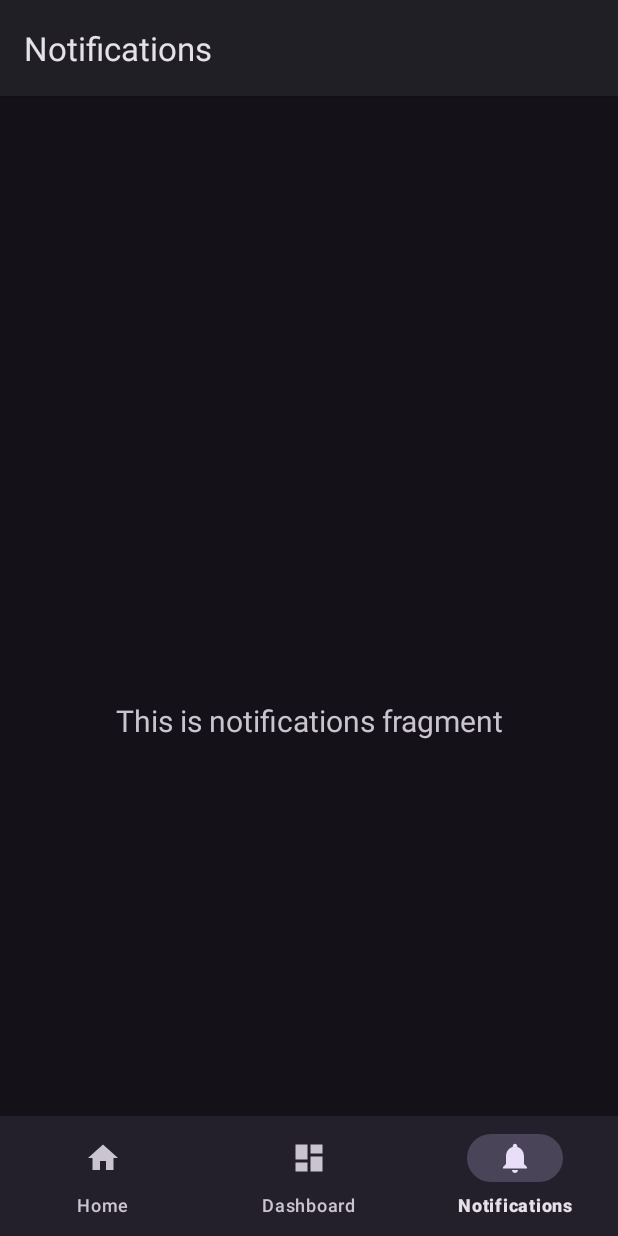
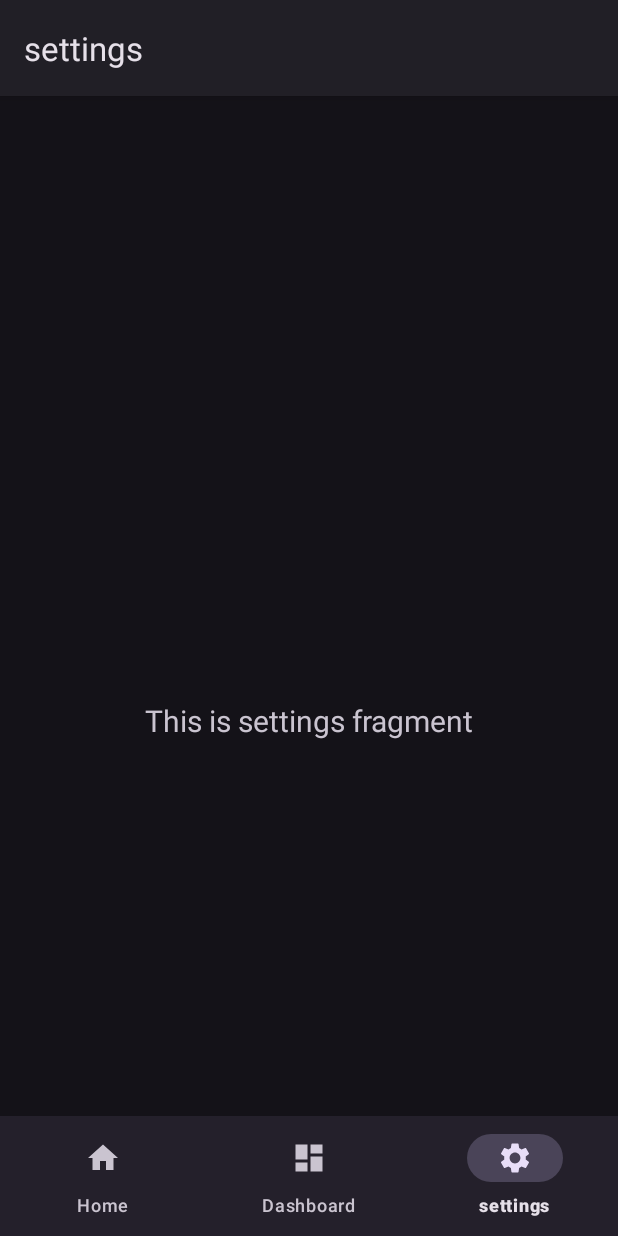
Before and after one commit to jaysstewart/CupholderJava, an Android app: the screen it shows after launch (MainActivity), item 3 of the bottom bar chosen, on a phone screen of 412 x 824 dp. Run offline under Robolectric (Android 15) with nearby library versions, the phone set to English and light mode, and no system bars; our stand-ins replace navigation-ui.

Commit message:
Refactored notifications to settings

```diff
--- a/app/src/main/java/com/example/cupholderjava/MainActivity.java
+++ b/app/src/main/java/com/example/cupholderjava/MainActivity.java
@@ -27,7 +27,7 @@ public class MainActivity extends AppCompatActivity {
         // Passing each menu ID as a set of Ids because each
         // menu should be considered as top level destinations.
         AppBarConfiguration appBarConfiguration = new AppBarConfiguration.Builder(
-                R.id.navigation_home, R.id.navigation_dashboard, R.id.navigation_notifications)
+                R.id.navigation_home, R.id.navigation_dashboard, R.id.navigation_settings)
                 .build();
         NavController navController = Navigation.findNavController(this, R.id.nav_host_fragment_activity_main);
         NavigationUI.setupActionBarWithNavController(this, navController, appBarConfiguration);
--- a/app/src/main/java/com/example/cupholderjava/ui/notifications/NotificationsFragment.java
+++ /dev/null
@@ -1,37 +0,0 @@
-package com.example.cupholderjava.ui.notifications;
-
-import android.os.Bundle;
-import android.view.LayoutInflater;
-import android.view.View;
-import android.view.ViewGroup;
-import android.widget.TextView;
-
-import androidx.annotation.NonNull;
-import androidx.fragment.app.Fragment;
-import androidx.lifecycle.ViewModelProvider;
-
-import com.example.cupholderjava.databinding.FragmentNotificationsBinding;
-
-public class NotificationsFragment extends Fragment {
-
-    private FragmentNotificationsBinding binding;
-
-    public View onCreateView(@NonNull LayoutInflater inflater,
-                             ViewGroup container, Bundle savedInstanceState) {
-        NotificationsViewModel notificationsViewModel =
-                new ViewModelProvider(this).get(NotificationsViewModel.class);
-
-        binding = FragmentNotificationsBinding.inflate(inflater, container, false);
-        View root = binding.getRoot();
-
-        final TextView textView = binding.textNotifications;
-        notificationsViewModel.getText().observe(getViewLifecycleOwner(), textView::setText);
-        return root;
-    }
-
-    @Override
-    public void onDestroyView() {
-        super.onDestroyView();
-        binding = null;
-    }
-}
--- /dev/null
+++ b/app/src/main/java/com/example/cupholderjava/ui/settings/SettingsFragment.java
@@ -0,0 +1,37 @@
+package com.example.cupholderjava.ui.settings;
+
+import android.os.Bundle;
+import android.view.LayoutInflater;
+import android.view.View;
+import android.view.ViewGroup;
+import android.widget.TextView;
+
+import androidx.annotation.NonNull;
+import androidx.fragment.app.Fragment;
+import androidx.lifecycle.ViewModelProvider;
+
+import com.example.cupholderjava.databinding.FragmentSettingsBinding;
+
+public class SettingsFragment extends Fragment {
+
+    private FragmentSettingsBinding binding;
+
+    public View onCreateView(@NonNull LayoutInflater inflater,
+                             ViewGroup container, Bundle savedInstanceState) {
+        SettingsViewModel settingsViewModel =
+                new ViewModelProvider(this).get(SettingsViewModel.class);
+
+        binding = FragmentSettingsBinding.inflate(inflater, container, false);
+        View root = binding.getRoot();
+
+        final TextView textView = binding.textSettings;
+        settingsViewModel.getText().observe(getViewLifecycleOwner(), textView::setText);
+        return root;
+    }
+
+    @Override
+    public void onDestroyView() {
+        super.onDestroyView();
+        binding = null;
+    }
+}
--- a/app/src/main/java/com/example/cupholderjava/ui/notifications/NotificationsViewModel.java
+++ b/app/src/main/java/com/example/cupholderjava/ui/settings/SettingsViewModel.java
@@ -1,16 +1,16 @@
-package com.example.cupholderjava.ui.notifications;
+package com.example.cupholderjava.ui.settings;
 
 import androidx.lifecycle.LiveData;
 import androidx.lifecycle.MutableLiveData;
 import androidx.lifecycle.ViewModel;
 
-public class NotificationsViewModel extends ViewModel {
+public class SettingsViewModel extends ViewModel {
 
     private final MutableLiveData<String> mText;
 
-    public NotificationsViewModel() {
+    public SettingsViewModel() {
         mText = new MutableLiveData<>();
-        mText.setValue("This is notifications fragment");
+        mText.setValue("This is settings fragment");
     }
 
     public LiveData<String> getText() {
--- /dev/null
+++ b/app/src/main/res/drawable/ic_baseline_settings_24.xml
@@ -0,0 +1,5 @@
+<vector android:height="24dp" android:tint="#000000"
+    android:viewportHeight="24" android:viewportWidth="24"
+    android:width="24dp" xmlns:android="http://schemas.android.com/apk/res/android">
+    <path android:fillColor="@android:color/white" android:pathData="M19.14,12.94c0.04,-0.3 0.06,-0.61 0.06,-0.94c0,-0.32 -0.02,-0.64 -0.07,-0.94l2.03,-1.58c0.18,-0.14 0.23,-0.41 0.12,-0.61l-1.92,-3.32c-0.12,-0.22 -0.37,-0.29 -0.59,-0.22l-2.39,0.96c-0.5,-0.38 -1.03,-0.7 -1.62,-0.94L14.4,2.81c-0.04,-0.24 -0.24,-0.41 -0.48,-0.41h-3.84c-0.24,0 -0.43,0.17 -0.47,0.41L9.25,5.35C8.66,5.59 8.12,5.92 7.63,6.29L5.24,5.33c-0.22,-0.08 -0.47,0 -0.59,0.22L2.74,8.87C2.62,9.08 2.66,9.34 2.86,9.48l2.03,1.58C4.84,11.36 4.8,11.69 4.8,12s0.02,0.64 0.07,0.94l-2.03,1.58c-0.18,0.14 -0.23,0.41 -0.12,0.61l1.92,3.32c0.12,0.22 0.37,0.29 0.59,0.22l2.39,-0.96c0.5,0.38 1.03,0.7 1.62,0.94l0.36,2.54c0.05,0.24 0.24,0.41 0.48,0.41h3.84c0.24,0 0.44,-0.17 0.47,-0.41l0.36,-2.54c0.59,-0.24 1.13,-0.56 1.62,-0.94l2.39,0.96c0.22,0.08 0.47,0 0.59,-0.22l1.92,-3.32c0.12,-0.22 0.07,-0.47 -0.12,-0.61L19.14,12.94zM12,15.6c-1.98,0 -3.6,-1.62 -3.6,-3.6s1.62,-3.6 3.6,-3.6s3.6,1.62 3.6,3.6S13.98,15.6 12,15.6z"/>
+</vector>
--- a/app/src/main/res/drawable/ic_notifications_black_24dp.xml
+++ /dev/null
@@ -1,9 +0,0 @@
-<vector xmlns:android="http://schemas.android.com/apk/res/android"
-    android:width="24dp"
-    android:height="24dp"
-    android:viewportWidth="24.0"
-    android:viewportHeight="24.0">
-    <path
-        android:fillColor="#FF000000"
-        android:pathData="M12,22c1.1,0 2,-0.9 2,-2h-4c0,1.1 0.89,2 2,2zM18,16v-5c0,-3.07 -1.64,-5.64 -4.5,-6.32L13.5,4c0,-0.83 -0.67,-1.5 -1.5,-1.5s-1.5,0.67 -1.5,1.5v0.68C7.63,5.36 6,7.92 6,11v5l-2,2v1h16v-1l-2,-2z" />
-</vector>
--- a/app/src/main/res/layout/fragment_notifications.xml
+++ b/app/src/main/res/layout/fragment_settings.xml
@@ -4,10 +4,10 @@
     xmlns:tools="http://schemas.android.com/tools"
     android:layout_width="match_parent"
     android:layout_height="match_parent"
-    tools:context=".ui.notifications.NotificationsFragment">
+    tools:context=".ui.settings.SettingsFragment">
 
     <TextView
-        android:id="@+id/text_notifications"
+        android:id="@+id/text_settings"
         android:layout_width="match_parent"
         android:layout_height="wrap_content"
         android:layout_marginStart="8dp"
--- a/app/src/main/res/menu/bottom_nav_menu.xml
+++ b/app/src/main/res/menu/bottom_nav_menu.xml
@@ -12,8 +12,8 @@
         android:title="@string/title_dashboard" />
 
     <item
-        android:id="@+id/navigation_notifications"
-        android:icon="@drawable/ic_notifications_black_24dp"
-        android:title="@string/title_notifications" />
+        android:id="@+id/navigation_settings"
+        android:icon="@drawable/ic_baseline_settings_24"
+        android:title="@string/title_settings" />
 
 </menu>
--- a/app/src/main/res/navigation/mobile_navigation.xml
+++ b/app/src/main/res/navigation/mobile_navigation.xml
@@ -18,8 +18,8 @@
         tools:layout="@layout/fragment_dashboard" />
 
     <fragment
-        android:id="@+id/navigation_notifications"
-        android:name="com.example.cupholderjava.ui.notifications.NotificationsFragment"
-        android:label="@string/title_notifications"
-        tools:layout="@layout/fragment_notifications" />
+        android:id="@+id/navigation_settings"
+        android:name="com.example.cupholderjava.ui.settings.SettingsFragment"
+        android:label="@string/title_settings"
+        tools:layout="@layout/fragment_settings" />
 </navigation>
--- a/app/src/main/res/values/strings.xml
+++ b/app/src/main/res/values/strings.xml
@@ -2,5 +2,5 @@
     <string name="app_name">CupholderJava</string>
     <string name="title_home">Home</string>
     <string name="title_dashboard">Dashboard</string>
-    <string name="title_notifications">Notifications</string>
+    <string name="title_settings">settings</string>
 </resources>
--- a/build.gradle
+++ b/build.gradle
@@ -1,5 +1,5 @@
 // Top-level build file where you can add configuration options common to all sub-projects/modules.
 plugins {
-    id 'com.android.application' version '7.4.0' apply false
-    id 'com.android.library' version '7.4.0' apply false
+    id 'com.android.application' version '7.3.0' apply false
+    id 'com.android.library' version '7.3.0' apply false
 }
```
Also changed, not shown: gradle/wrapper/gradle-wrapper.properties.
